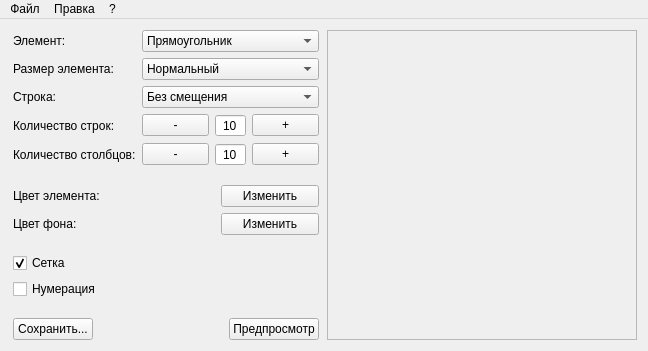
The window that mainwindow.ui (MegaSamuel/PatternDraw) describes before a commit, drawn with Qt 5.
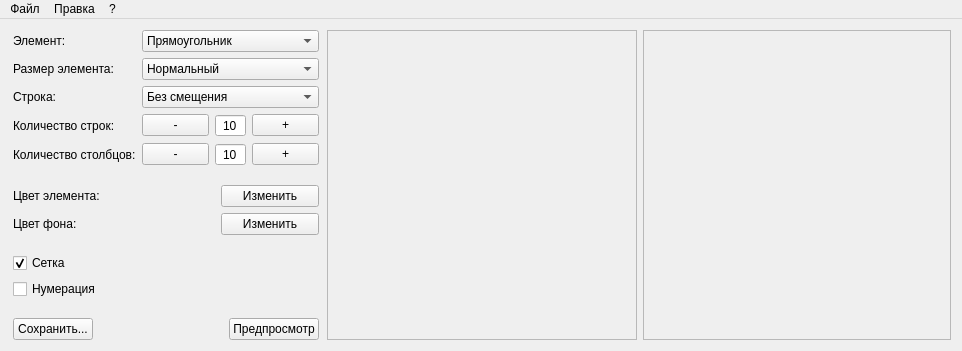
The same window after the commit. Custom widgets are drawn as their Qt base class.

Commit message: ft-gui-elem : учимся рисовать

The edit to the form file:
```diff
--- a/mainwindow.ui
+++ b/mainwindow.ui
@@ -6,7 +6,7 @@
    <rect>
     <x>0</x>
     <y>0</y>
-    <width>644</width>
+    <width>947</width>
     <height>349</height>
    </rect>
   </property>
@@ -466,6 +466,40 @@
       </layout>
      </widget>
     </item>
+    <item>
+     <widget class="QFrame" name="framePreviewGrid">
+      <property name="sizePolicy">
+       <sizepolicy hsizetype="Expanding" vsizetype="Expanding">
+        <horstretch>0</horstretch>
+        <verstretch>0</verstretch>
+       </sizepolicy>
+      </property>
+      <property name="minimumSize">
+       <size>
+        <width>308</width>
+        <height>308</height>
+       </size>
+      </property>
+      <property name="frameShape">
+       <enum>QFrame::StyledPanel</enum>
+      </property>
+      <property name="frameShadow">
+       <enum>QFrame::Raised</enum>
+      </property>
+      <layout class="QVBoxLayout" name="verticalLayout_3">
+       <item>
+        <widget class="TGridDraw" name="tGridDraw" native="true">
+         <property name="sizePolicy">
+          <sizepolicy hsizetype="Expanding" vsizetype="Expanding">
+           <horstretch>0</horstretch>
+           <verstretch>0</verstretch>
+          </sizepolicy>
+         </property>
+        </widget>
+       </item>
+      </layout>
+     </widget>
+    </item>
    </layout>
   </widget>
   <widget class="QMenuBar" name="menuBar">
@@ -473,7 +507,7 @@
     <rect>
      <x>0</x>
      <y>0</y>
-     <width>644</width>
+     <width>947</width>
      <height>21</height>
     </rect>
    </property>
@@ -596,6 +630,14 @@
   </action>
  </widget>
  <layoutdefault spacing="6" margin="11"/>
+ <customwidgets>
+  <customwidget>
+   <class>TGridDraw</class>
+   <extends>QWidget</extends>
+   <header>griddraw.h</header>
+   <container>1</container>
+  </customwidget>
+ </customwidgets>
  <resources/>
  <connections/>
 </ui>
```
The commit also changes 3 other files.
